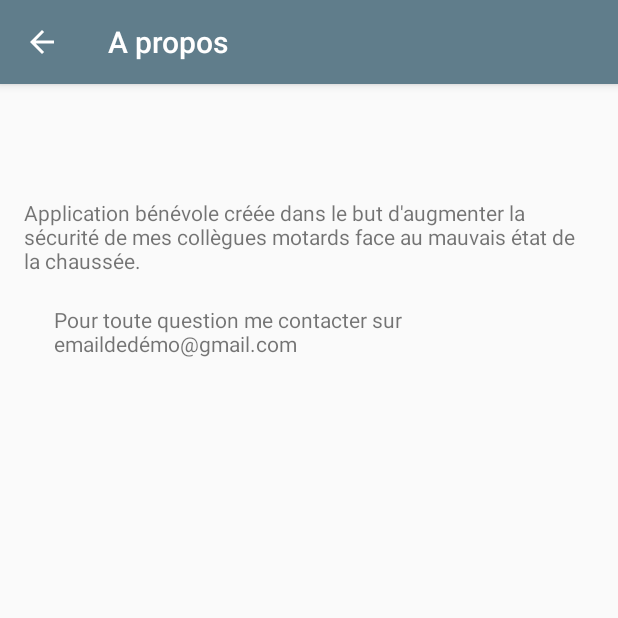
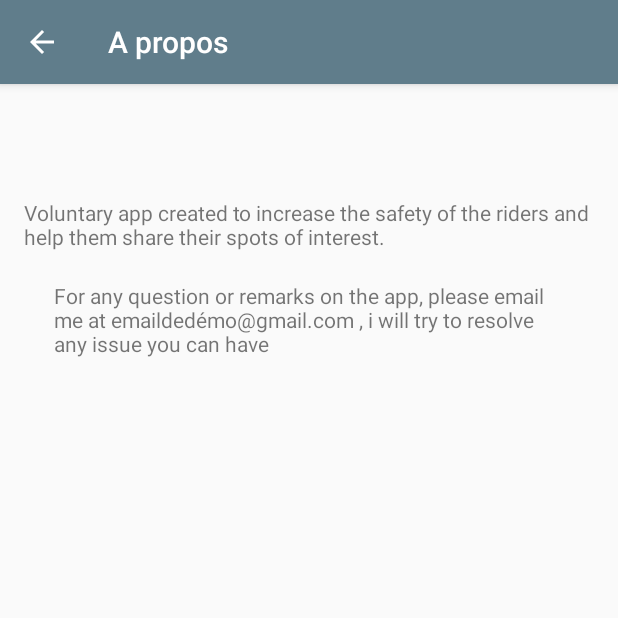
Before and after one commit to ThomaHe/RideSafe, an Android app: the screen it shows after launch (ProposActivity), after a tap on "A propos", on a phone screen of 412 x 824 dp, the top half of it. Run offline under Robolectric (Android 15) with nearby library versions, the phone set to English and light mode, and no system bars; our stand-ins replace ButterKnife; libraries missing offline, so code that uses them is left out: com.facebook.stetho, com.uphyca.stetho_realm, io.realm; 5 statements that could not run were skipped.

Commit message:
ajout de dossiers ajout de la traduction anglaise backend du bouton de signalement de zone disparue

```diff
--- a/app/src/main/java/com/example/thenry/ridesafe/MapsController.java
+++ b/app/src/main/java/com/example/thenry/ridesafe/MapsController.java
@@ -3,6 +3,8 @@ package com.example.thenry.ridesafe;
 import android.content.Context;
 import android.location.Address;
 import android.location.Geocoder;
+
+import com.example.thenry.ridesafe.models.Zone;
 
 import java.io.IOException;
 import java.util.List;
--- a/app/src/main/java/com/example/thenry/ridesafe/ProposActivity.java
+++ b/app/src/main/java/com/example/thenry/ridesafe/activities/ProposActivity.java
@@ -1,9 +1,11 @@
-package com.example.thenry.ridesafe;
+package com.example.thenry.ridesafe.activities;
 
 import android.content.Intent;
 import android.support.v7.app.AppCompatActivity;
 import android.os.Bundle;
 import android.view.MenuItem;
+
+import com.example.thenry.ridesafe.R;
 
 public class ProposActivity extends AppCompatActivity {
 
--- a/app/src/main/java/com/example/thenry/ridesafe/SplashScreenActivity.java
+++ b/app/src/main/java/com/example/thenry/ridesafe/activities/SplashScreenActivity.java
@@ -1,9 +1,11 @@
-package com.example.thenry.ridesafe;
+package com.example.thenry.ridesafe.activities;
 
 import android.content.Intent;
 import android.os.Handler;
 import android.support.v7.app.AppCompatActivity;
 import android.os.Bundle;
+
+import com.example.thenry.ridesafe.R;
 
 public class SplashScreenActivity extends AppCompatActivity {
 
--- a/app/src/main/java/com/example/thenry/ridesafe/Zone.java
+++ b/app/src/main/java/com/example/thenry/ridesafe/models/Zone.java
@@ -1,4 +1,4 @@
-package com.example.thenry.ridesafe;
+package com.example.thenry.ridesafe.models;
 
 import io.realm.RealmObject;
 import io.realm.annotations.PrimaryKey;
--- a/app/src/main/res/layout/activity_maps.xml
+++ b/app/src/main/res/layout/activity_maps.xml
@@ -33,7 +33,7 @@
             <EditText
                 android:id="@+id/address_search"
                 android:inputType="text"
-                android:hint="Adresse"
+                android:hint="@string/address"
                 android:imeOptions="actionSearch"
                 android:backgroundTint="@android:color/transparent"
                 android:layout_width="wrap_content"
@@ -51,7 +51,7 @@
         android:name="com.google.android.gms.maps.SupportMapFragment"
         android:layout_width="match_parent"
         android:layout_height="match_parent"
-        tools:context="com.example.thenry.ridesafe.MapsActivity" />
+        tools:context="com.example.thenry.ridesafe.activities.MapsActivity" />
 
     <include layout="@layout/bottom_sheet"
         android:id="@+id/bottom_sheet"/>
--- a/app/src/main/res/layout/activity_propos.xml
+++ b/app/src/main/res/layout/activity_propos.xml
@@ -8,7 +8,7 @@
     android:paddingLeft="@dimen/activity_horizontal_margin"
     android:paddingRight="@dimen/activity_horizontal_margin"
     android:paddingTop="@dimen/activity_vertical_margin"
-    tools:context="com.example.thenry.ridesafe.ProposActivity">
+    tools:context="com.example.thenry.ridesafe.activities.ProposActivity">
 
     <TextView
         android:id="@+id/propos1"
@@ -16,13 +16,13 @@
         android:layout_height="wrap_content"
         android:layout_marginTop="60dp"
         android:layout_centerHorizontal="true"
-        android:text="Application bénévole créée dans le but d'augmenter la sécurité de mes collègues motards face au mauvais état de la chaussée."/>
+        android:text="@string/app_context"/>
     <TextView
         android:layout_width="400dp"
         android:layout_height="wrap_content"
         android:layout_centerHorizontal="true"
         android:layout_margin="20dp"
         android:layout_below="@+id/propos1"
-        android:text="Pour toute question me contacter sur  emaildedémo@gmail.com"/>
+        android:text="@string/app_contact"/>
 
 </RelativeLayout>
--- a/app/src/main/res/layout/activity_splash_screen.xml
+++ b/app/src/main/res/layout/activity_splash_screen.xml
@@ -9,7 +9,7 @@
     android:paddingRight="@dimen/activity_horizontal_margin"
     android:paddingTop="@dimen/activity_vertical_margin"
     android:background="@drawable/wallpaper"
-    tools:context="com.example.thenry.ridesafe.SplashScreenActivity">
+    tools:context="com.example.thenry.ridesafe.activities.SplashScreenActivity">
 
 
     <TextView
--- a/app/src/main/res/layout/bottom_sheet.xml
+++ b/app/src/main/res/layout/bottom_sheet.xml
@@ -65,7 +65,8 @@
                         android:layout_height="wrap_content"
                         android:layout_alignParentBottom="true"
                         android:layout_centerHorizontal="true"
-                        android:text="Zone disparue"/>
+                        android:backgroundTint="@color/red"
+                        android:text="@string/signalButton"/>
 
                 </RelativeLayout>
 
--- a/app/src/main/res/values/colors.xml
+++ b/app/src/main/res/values/colors.xml
@@ -17,5 +17,5 @@
 
     <color name="divider">#BDBDBD</color>
 
-
+    <color name="red">#D32F2F</color>
 </resources>
--- a/app/src/main/res/values/strings.xml
+++ b/app/src/main/res/values/strings.xml
@@ -1,4 +1,24 @@
 <resources>
     <string name="app_name">RideSafe</string>
     <string name="title_activity_maps">Map</string>
+
+    <!--Maps Activity -->
+    <string name="thx_signal">Thank you for your participation</string>
+    <string name="signalButton">Zone missing</string>
+    <string name="noZones">Nothing to show</string>
+    <string name="addZone">Click on the + to add a new zone</string>
+    <string name="newZone">New</string>
+
+    <!--Form Activity -->
+    <string name="address">Address</string>
+    <string name="latitude">Latitude</string>
+    <string name="longitude">Longitude</string>
+    <string name="description">Description</string>
+    <string name="hint_title">Title of the zone</string>
+    <string name="submit">Submit</string>
+
+    <!--Details Activity -->
+    <string name="app_context">Voluntary app created to increase the safety of the riders and help them share their spots of interest.</string>
+    <string name="app_contact">For any question or remarks on the app, please email me at emaildedémo@gmail.com , i will try to resolve any issue you can have</string>
+
 </resources>
```
Also changed, not shown: app/src/main/AndroidManifest.xml (+4 -4 lines), app/src/main/java/com/example/thenry/ridesafe/activities/FormActivity.java (renamed from app/src/main/java/com/example/thenry/ridesafe/FormActivity.java, +12 -4 lines), app/src/main/java/com/example/thenry/ridesafe/activities/MapsActivity.java (renamed from app/src/main/java/com/example/thenry/ridesafe/MapsActivity.java, +31 -5 lines), app/src/main/res/layout/activity_form.xml (+6 -6 lines), 1 other file.
